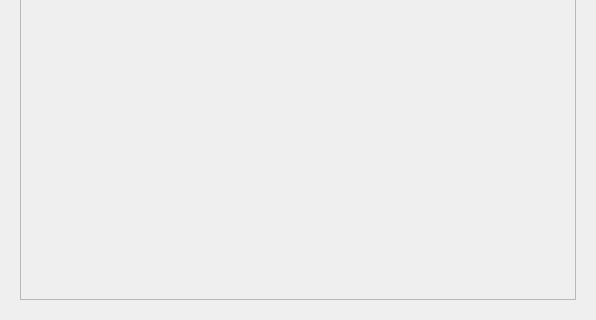
First picture: the form in main.ui, repository daemon-10k/SRS_Flashcard, before the edit; both pictures show x 0 to 596 and y 222 to 542 of the 596 by 542 pixel window.
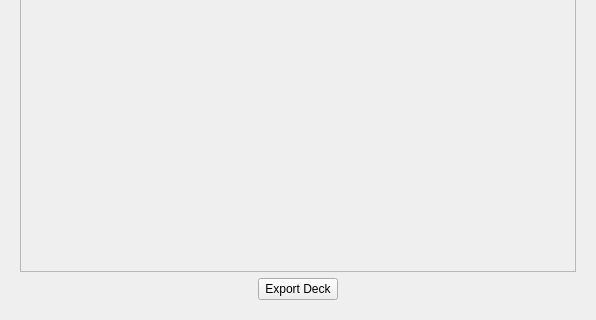
Second picture: the form after the edit. The open tabs and pages were chosen to show the change.

Commit message: add export function

The edit to the form file:
```diff
--- a/main.ui
+++ b/main.ui
@@ -823,13 +823,26 @@
             <x>0</x>
             <y>0</y>
             <width>566</width>
-            <height>425</height>
+            <height>400</height>
            </rect>
           </property>
           <layout class="QVBoxLayout" name="card_list_verticalLayout"/>
          </widget>
         </widget>
        </item>
+       <item alignment="Qt::AlignHCenter">
+        <widget class="QPushButton" name="card_list_export_deck_button">
+         <property name="maximumSize">
+          <size>
+           <width>200</width>
+           <height>16777215</height>
+          </size>
+         </property>
+         <property name="text">
+          <string>Export Deck</string>
+         </property>
+        </widget>
+       </item>
       </layout>
      </widget>
      <widget class="QWidget" name="statistics_page">
```
Left out of the diff: 8 changed lines with no effect on the pictures. The commit also changes 14 other files.
